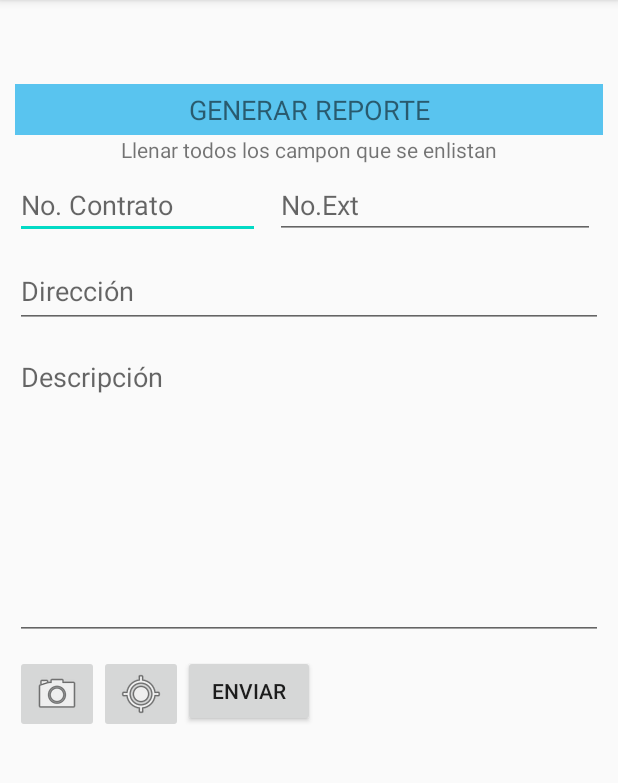
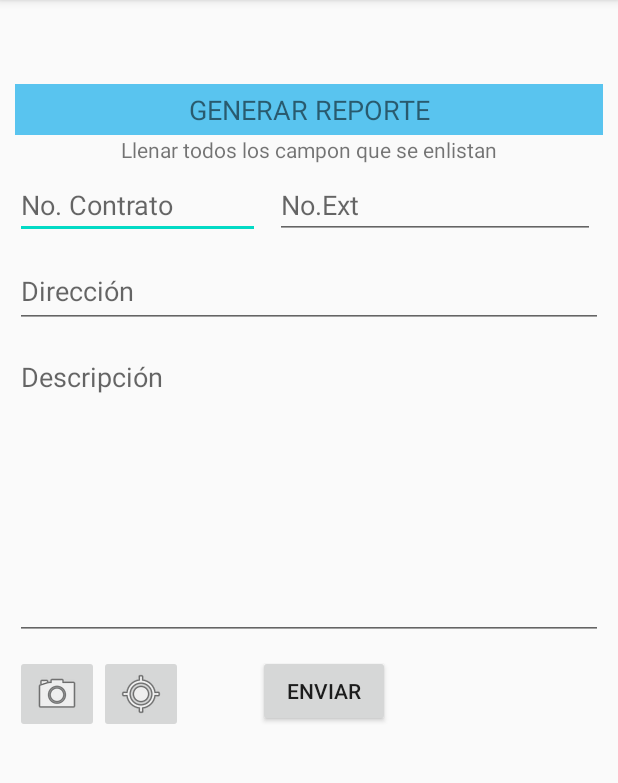
Before and after one commit to anthonyVladimir26/WaterSOS, an Android app: the fragment nav_Reportar shown on its own in the app's theme, on a phone screen of 412 x 824 dp, the part 84-867 px from its top. Run offline under Robolectric (Android 15) with nearby library versions, the phone set to English and light mode, and no system bars; our stand-ins replace Volley.

Commit message:
arreglo de escalas

```diff
--- a/app/src/main/res/layout/fragment_nav__reportar.xml
+++ b/app/src/main/res/layout/fragment_nav__reportar.xml
@@ -127,7 +127,7 @@
                     android:id="@+id/enviar"
                     android:layout_width="wrap_content"
                     android:layout_height="wrap_content"
-
+                    android:layout_marginLeft="50dp"
                     android:text="Enviar" />
 
 
```
